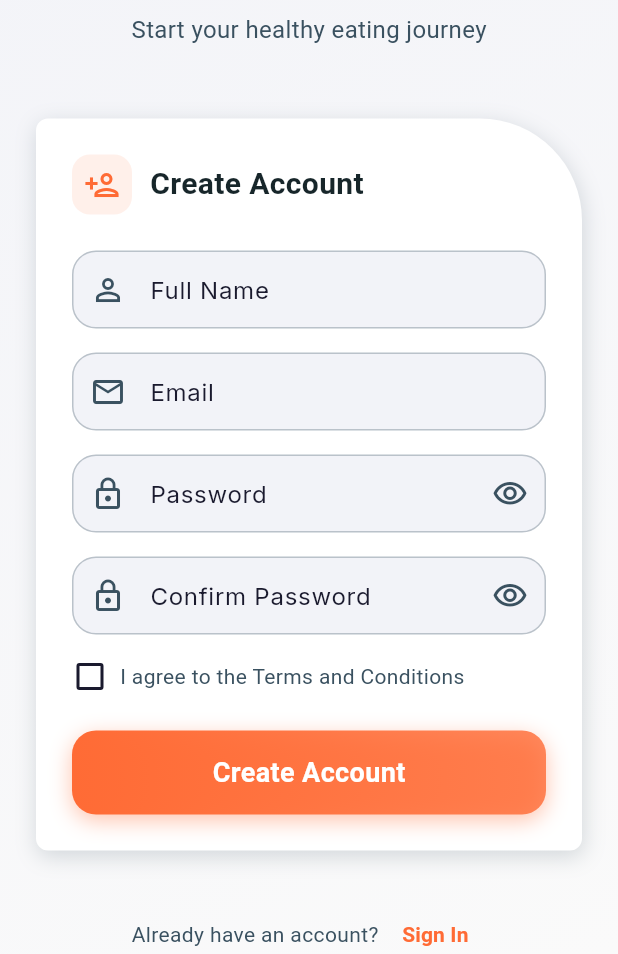
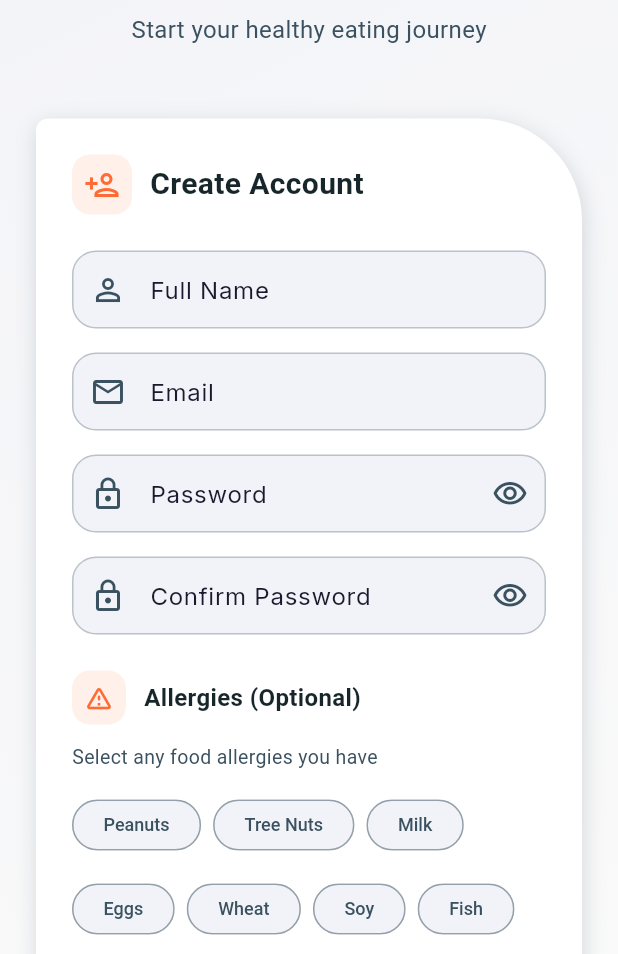
Before and after one commit to Tarekazabou/projet_web, a Flutter app: the SignupScreen screen opened directly, on a phone screen of 412 x 824 dp, the part 282-1236 px from its top. Run offline on Flutter 3.47's test engine with Material 3 defaults, Android fonts, the phone set to English and light mode, and no system bars; our stand-ins replace firebase_core, flutter_screenutil, google_fonts, image_picker, shared_preferences; accounts and stored records are empty.

Commit message:
ye hayder ye hlouuuuuuu

```diff
--- a/my_app/lib/providers/auth_provider.dart
+++ b/my_app/lib/providers/auth_provider.dart
@@ -102,18 +102,30 @@ class AuthProvider with ChangeNotifier {
   }
 
   // Signup
-  Future<bool> signup(String email, String password, String username) async {
+  Future<bool> signup(
+    String email,
+    String password,
+    String username, {
+    List<String>? allergies,
+  }) async {
     _isLoading = true;
     _error = null;
     notifyListeners();
 
     try {
       AppLogger.info('Attempting signup for: $email', tag: 'Auth');
-      final response = await _apiService.post('/users/register', {
+      final Map<String, dynamic> requestBody = {
         'email': email,
         'password': password,
         'username': username,
-      });
+      };
+
+      // Add allergies if provided
+      if (allergies != null && allergies.isNotEmpty) {
+        requestBody['allergies'] = allergies;
+      }
+
+      final response = await _apiService.post('/users/register', requestBody);
 
       if (response['success'] == true) {
         AppLogger.success(
--- a/my_app/lib/screens/signup_screen.dart
+++ b/my_app/lib/screens/signup_screen.dart
@@ -20,6 +20,23 @@ class _SignupScreenState extends State<SignupScreen>
   bool _obscurePassword = true;
   bool _obscureConfirmPassword = true;
   bool _agreeToTerms = false;
+  final List<String> _selectedAllergies = [];
+
+  final List<String> _availableAllergies = [
+    'Peanuts',
+    'Tree Nuts',
+    'Milk',
+    'Eggs',
+    'Wheat',
+    'Soy',
+    'Fish',
+    'Shellfish',
+    'Sesame',
+    'Mustard',
+    'Celery',
+    'Lupin',
+    'Sulfites',
+  ];
 
   AnimationController? animationController;
   Animation<double>? logoAnimation;
@@ -90,6 +107,7 @@ class _SignupScreenState extends State<SignupScreen>
       _emailController.text.trim(),
       _passwordController.text,
       _nameController.text.trim(),
+      allergies: _selectedAllergies,
     );
 
     if (mounted && success) {
@@ -442,7 +460,83 @@ class _SignupScreenState extends State<SignupScreen>
                       return null;
                     },
                   ),
-                  const SizedBox(height: 16),
+                  const SizedBox(height: 24),
+                  // Allergies Section
+                  Row(
+                    children: [
+                      Container(
+                        padding: const EdgeInsets.all(8),
+                        decoration: BoxDecoration(
+                          color: MealyTheme.nearlyOrange.withOpacity(0.1),
+                          borderRadius: BorderRadius.circular(12),
+                        ),
+                        child: const Icon(
+                          Icons.warning_amber_rounded,
+                          color: MealyTheme.nearlyOrange,
+                          size: 20,
+                        ),
+                      ),
+                      const SizedBox(width: 12),
+                      const Text(
+                        'Allergies (Optional)',
+                        style: TextStyle(
+                          fontFamily: MealyTheme.fontName,
+                          fontWeight: FontWeight.w600,
+                          fontSize: 16,
+                          color: MealyTheme.darkerText,
+                        ),
+                      ),
+                    ],
+                  ),
+                  const SizedBox(height: 12),
+                  Text(
+                    'Select any food allergies you have',
+                    style: TextStyle(
+                      fontFamily: MealyTheme.fontName,
+                      fontSize: 13,
+                      color: MealyTheme.grey,
+                    ),
+                  ),
+                  const SizedBox(height: 12),
+                  Wrap(
+                    spacing: 8,
+                    runSpacing: 8,
+                    children: _availableAllergies.map((allergy) {
+                      final isSelected = _selectedAllergies.contains(allergy);
+                      return FilterChip(
+                        label: Text(allergy),
+                        selected: isSelected,
+                        onSelected: (selected) {
+                          setState(() {
+                            if (selected) {
+                              _selectedAllergies.add(allergy);
+                            } else {
+                              _selectedAllergies.remove(allergy);
+                            }
+                          });
+                        },
+                        backgroundColor: MealyTheme.background,
+                        selectedColor: MealyTheme.nearlyOrange.withOpacity(0.2),
+                        checkmarkColor: MealyTheme.nearlyOrange,
+                        labelStyle: TextStyle(
+                          fontFamily: MealyTheme.fontName,
+                          fontSize: 12,
+                          color: isSelected
+                              ? MealyTheme.nearlyOrange
+                              : MealyTheme.grey,
+                        ),
+                        shape: RoundedRectangleBorder(
+                          borderRadius: BorderRadius.circular(20),
+                          side: BorderSide(
+                            color: isSelected
+                                ? MealyTheme.nearlyOrange
+                                : MealyTheme.grey.withOpacity(0.3),
+                          ),
+                        ),
+                      );
+                    }).toList(),
+                  ),
+                  const SizedBox(height: 24),
                   // Terms and Conditions
                   Row(
                     children: [
```
